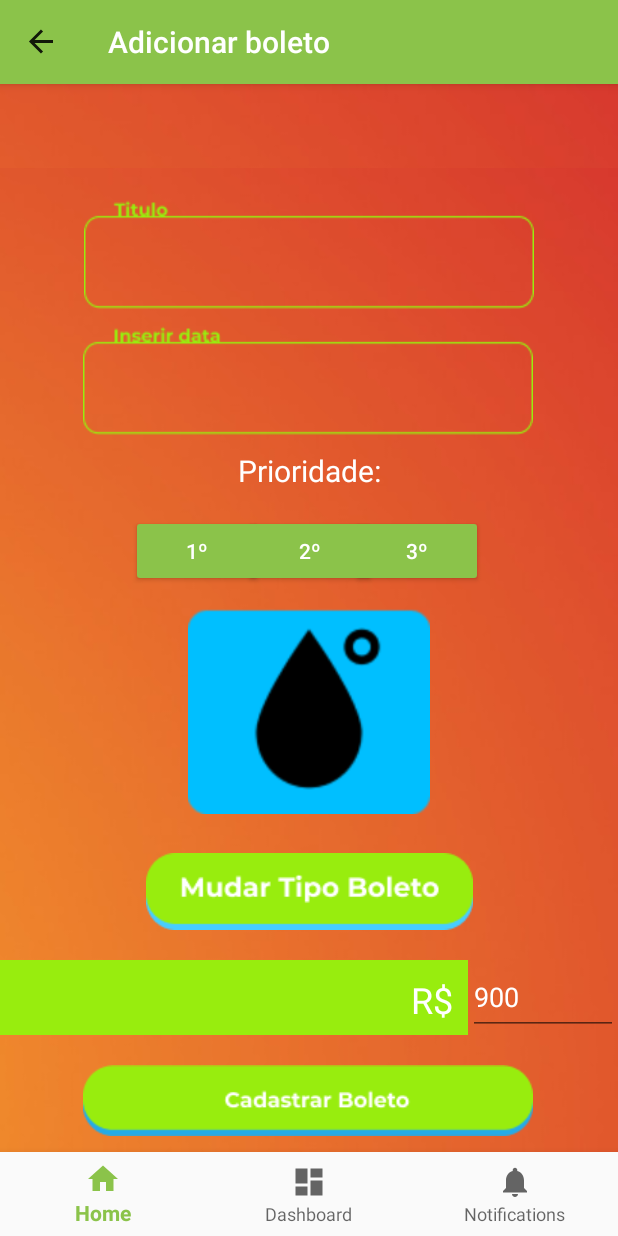
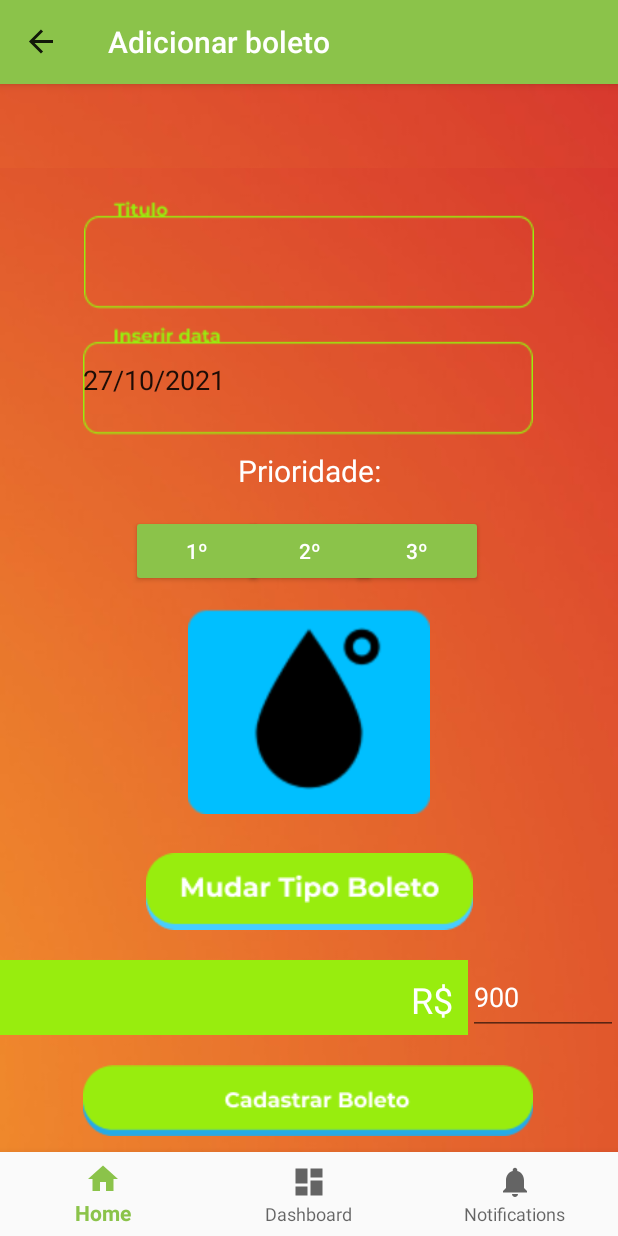
Before and after one commit to Brunostd/CarteiraBoletos-BBM, an Android app: the AdicionarBoletoFragment screen opened through its navigation route, on a phone screen of 412 x 824 dp. Run offline under Robolectric (Android 15) with nearby library versions, the phone set to English and light mode, and no system bars; our stand-ins replace Firebase (no records; nobody signed in at launch, a user with empty details on screens opened directly), navigation-ui.

Commit message:
Começando adicionar boleto

```diff
--- a/app/src/main/java/com/deny/guardandoboletos/ui/adicionarBoleto/AdicionarBoletoFragment.kt
+++ b/app/src/main/java/com/deny/guardandoboletos/ui/adicionarBoleto/AdicionarBoletoFragment.kt
@@ -6,21 +6,32 @@ import androidx.fragment.app.Fragment
 import android.view.LayoutInflater
 import android.view.View
 import android.view.ViewGroup
+import android.widget.EditText
+import android.widget.Toast
 import androidx.appcompat.app.AppCompatActivity
 import androidx.fragment.app.setFragmentResultListener
 import androidx.navigation.Navigation
 import com.bumptech.glide.Glide
 import com.deny.guardandoboletos.R
+import com.deny.guardandoboletos.config.ConfiguracaoFirebase
 import com.deny.guardandoboletos.databinding.AdicionarBoletoFragmentBinding
 import com.deny.guardandoboletos.databinding.FragmentHomeBinding
+import com.deny.guardandoboletos.helper.Base64Custom
+import com.deny.guardandoboletos.helper.DateUtil
+import com.deny.guardandoboletos.model.Boleto
 import com.deny.guardandoboletos.ui.home.HomeViewModel
 import com.google.android.material.snackbar.Snackbar
+import com.google.firebase.auth.FirebaseAuth
+import com.google.firebase.firestore.FirebaseFirestore
 
 class AdicionarBoletoFragment : Fragment() {
 
     private lateinit var adicionarBoletoViewModel: AdicionarBoletoViewModel
     private var _binding: AdicionarBoletoFragmentBinding? = null
-    var recebeImagem: Int = R.drawable.conta_agua
+    var autenticacao: FirebaseAuth = ConfiguracaoFirebase.getAutenticacao()
+    var firestoreDB : FirebaseFirestore = FirebaseFirestore.getInstance()
+    var recebePrioridade: String = ""
+    var     recebeImagem: Int = R.drawable.conta_agua
 
     // This property is only valid between onCreateView and
     // onDestroyView.
@@ -39,10 +50,35 @@ class AdicionarBoletoFragment : Fragment() {
 
         (context as AppCompatActivity).supportActionBar!!.title = "Adicionar boleto"
 
+        buttonPrioridade(root)
         recuperarEdicao()
 
-        var recebeTituloBoleto: String = binding.editTextTituloBoleto.text.toString()
-        var recebeDataBoleto: String = binding.editTextDataBoleto.text.toString()
+        var                   id: String = Base64Custom.codificarBase64(autenticacao.currentUser?.getEmail())
+        var   recebeTituloBoleto: String   = binding.editTextTituloBoleto.text.toString()
+        var     recebeDataBoleto: String   = binding.editTextDataBoleto.text.toString()
+        var    recebeValorBoleto: String   = binding.editTextDataBoleto.text.toString()
+        var           recebeData: EditText = binding.editTextDataBoleto
+
+        recebeData.setText(DateUtil.dataAtual())
+
+        binding.imageButtonCadastrarBoleto.setOnClickListener(View.OnClickListener {
+            if (!recebeTituloBoleto.isEmpty() && !recebeData.text.isEmpty() && !recebeValorBoleto.isEmpty() && !recebePrioridade.isEmpty()){
+                var note: Boleto = Boleto(
+                    id = id,
+                    titulo = recebeTituloBoleto,
+                    prioridadeBoleto = recebePrioridade,
+                    valorBoleto = recebeValorBoleto,
+                    dataBoleto = recebeDataBoleto,
+                    avatar = recebeImagem
+                )
+                firestoreDB.collection("boletos").add(note.toMap())
+                Toast.makeText(root.context, "Boletos cadastrado com sucesso", Toast.LENGTH_LONG).show()
+            } else{
+                Toast.makeText(root.context,
+                    "Você deixou de digitar o titulo ou a prioridade ou a data ou o valor",
+                    Toast.LENGTH_LONG).show()
+            }
+        })
 
         binding.imageViewTipoBoleto.setOnClickListener(View.OnClickListener {
             Navigation.findNavController(root).navigate(R.id.action_adicionarBoletoFragment_to_escolherImagemFragment)
@@ -63,6 +99,31 @@ class AdicionarBoletoFragment : Fragment() {
         }
     }
 
+    fun buttonPrioridade(
+        root: View = binding.root
+    ){
+        binding.buttonPrioridadeBaixa.setOnClickListener(View.OnClickListener {
+            recebePrioridade = "Prioridade baixa"
+            Toast.makeText(root.context,
+                "Você escolheu: " + recebePrioridade,
+                Toast.LENGTH_SHORT).show()
+        })
+
+        binding.buttonPrioridadeMedia.setOnClickListener(View.OnClickListener {
+            recebePrioridade = "Prioridade media"
+            Toast.makeText(root.context,
+                "Você escolheu: " + recebePrioridade,
+                Toast.LENGTH_SHORT).show()
+        })
+
+        binding.buttonPrioridadeAlta.setOnClickListener(View.OnClickListener {
+            recebePrioridade = "Prioridade alta"
+            Toast.makeText(root.context,
+                "Você escolheu: " + recebePrioridade,
+                Toast.LENGTH_SHORT).show()
+        })
+    }
+
     override fun onDestroyView() {
         super.onDestroyView()
         _binding = null
--- a/app/src/main/res/layout/adicionar_boleto_fragment.xml
+++ b/app/src/main/res/layout/adicionar_boleto_fragment.xml
@@ -1,5 +1,6 @@
 <?xml version="1.0" encoding="utf-8"?>
-<androidx.constraintlayout.widget.ConstraintLayout xmlns:android="http://schemas.android.com/apk/res/android"
+<androidx.constraintlayout.widget.ConstraintLayout
+    xmlns:android="http://schemas.android.com/apk/res/android"
     xmlns:app="http://schemas.android.com/apk/res-auto"
     xmlns:tools="http://schemas.android.com/tools"
     android:layout_width="match_parent"
@@ -21,7 +22,7 @@
         tools:ignore="SpeakableTextPresentCheck" />
 
     <Button
-        android:id="@+id/buttonSegundoAno"
+        android:id="@+id/buttonPrioridadeMedia"
         android:layout_width="wrap_content"
         android:layout_height="wrap_content"
         android:layout_marginStart="4dp"
@@ -34,7 +35,7 @@
         app:layout_constraintTop_toBottomOf="@+id/textView4" />
 
     <Button
-        android:id="@+id/buttonPrimeiroAno"
+        android:id="@+id/buttonPrioridadeBaixa"
         android:layout_width="wrap_content"
         android:layout_height="wrap_content"
         android:layout_marginEnd="75dp"
@@ -42,11 +43,11 @@
         android:text="1º"
         android:textColor="#FFFFFF"
         app:cornerRadius="10dp"
-        app:layout_constraintBaseline_toBaselineOf="@+id/buttonSegundoAno"
-        app:layout_constraintEnd_toEndOf="@+id/buttonSegundoAno" />
+        app:layout_constraintBaseline_toBaselineOf="@+id/buttonPrioridadeMedia"
+        app:layout_constraintEnd_toEndOf="@+id/buttonPrioridadeMedia" />
 
     <Button
-        android:id="@+id/buttonTerceiroAno"
+        android:id="@+id/buttonPrioridadeAlta"
         android:layout_width="wrap_content"
         android:layout_height="wrap_content"
         android:layout_marginStart="71dp"
@@ -54,8 +55,8 @@
         android:text="3º"
         android:textColor="#FFFFFF"
         app:cornerRadius="10dp"
-        app:layout_constraintBaseline_toBaselineOf="@+id/buttonSegundoAno"
-        app:layout_constraintStart_toStartOf="@+id/buttonSegundoAno" />
+        app:layout_constraintBaseline_toBaselineOf="@+id/buttonPrioridadeMedia"
+        app:layout_constraintStart_toStartOf="@+id/buttonPrioridadeMedia" />
 
     <TextView
         android:id="@+id/textView4"
@@ -76,7 +77,7 @@
         android:src="@drawable/conta_agua"
         app:layout_constraintEnd_toEndOf="parent"
         app:layout_constraintStart_toStartOf="parent"
-        app:layout_constraintTop_toBottomOf="@+id/buttonPrimeiroAno" />
+        app:layout_constraintTop_toBottomOf="@+id/buttonPrioridadeBaixa" />
 
     <ImageButton
         android:id="@+id/imageButtonTipoBoleto"
@@ -105,7 +106,7 @@
         tools:ignore="SpeakableTextPresentCheck" />
 
     <ImageButton
-        android:id="@+id/imageButton2"
+        android:id="@+id/imageButtonCadastrarBoleto"
         android:layout_width="wrap_content"
         android:layout_height="wrap_content"
         android:layout_marginTop="10dp"
```
